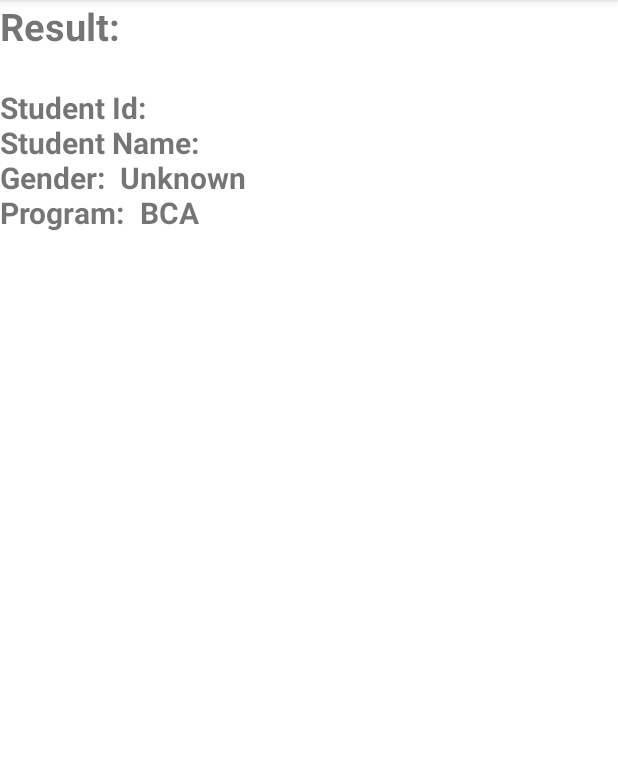
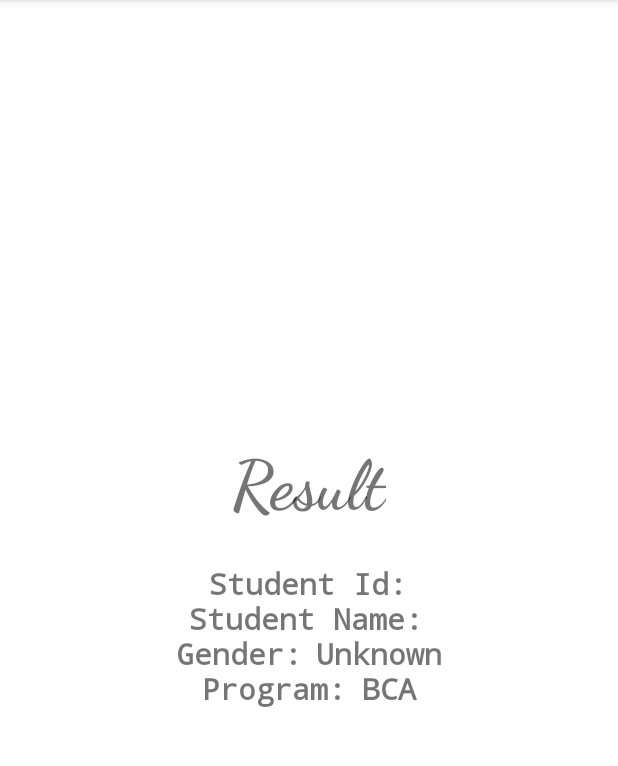
Before and after one commit to NirajXtha/college, an Android app: the screen it shows after launch (FormResult), after a tap on "SUBMIT", on a phone screen of 412 x 824 dp, the part 84-850 px from its top. Run offline under Robolectric (Android 15) with nearby library versions, the light colour scheme and no system bars.

Commit message:
made changes to the design

```diff
--- a/Lab_Two/app/src/main/res/layout/activity_form_result.xml
+++ b/Lab_Two/app/src/main/res/layout/activity_form_result.xml
@@ -6,18 +6,23 @@
     android:layout_width="match_parent"
     android:layout_height="match_parent"
     android:orientation="vertical"
+    android:gravity="center"
     tools:context=".FormResult">
     <TextView
         android:layout_width="wrap_content"
         android:layout_height="wrap_content"
         android:textStyle="bold"
-        android:textSize="25sp"
-        android:text="Result:"/>
+        android:textSize="45sp"
+        android:fontFamily="cursive"
+        android:text="Result"/>
     <TextView
         android:layout_width="match_parent"
         android:layout_height="wrap_content"
         android:textStyle="bold"
         android:textSize="20sp"
+        android:fontFamily="monospace"
         android:id="@+id/result"
+        android:gravity="center"
+        android:text="test"
         />
 </LinearLayout>
```
